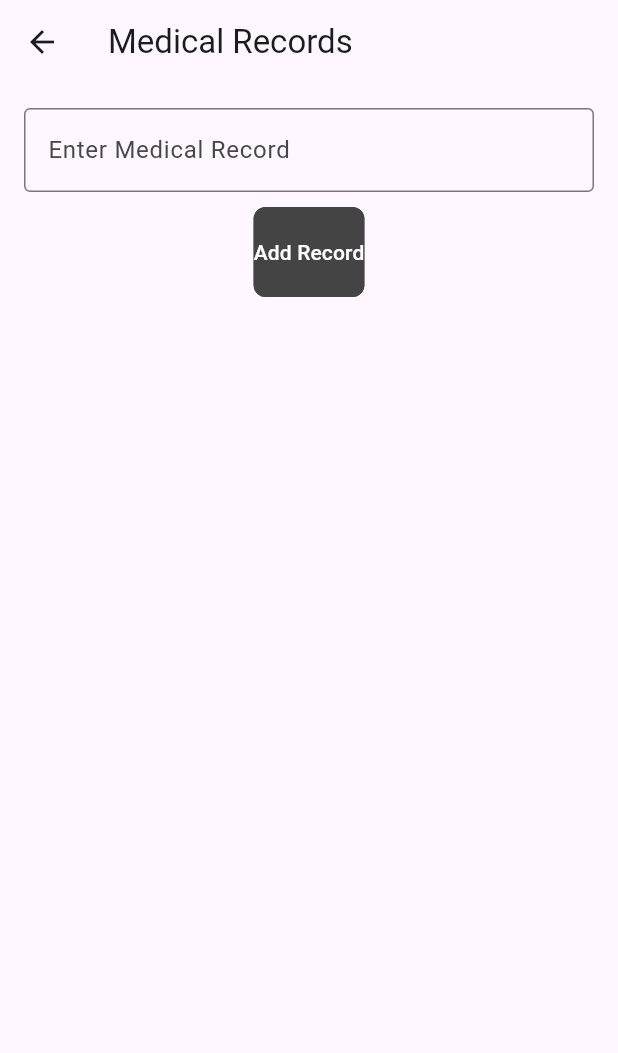
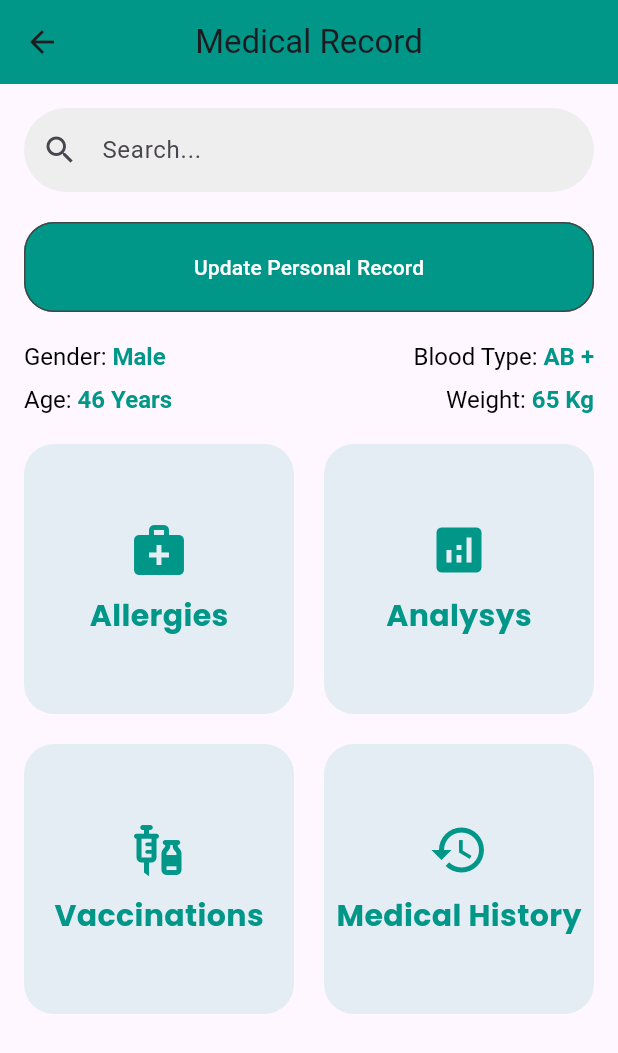
Before and after one commit to sarojbomjan/AgeWell, a Flutter app: the MedicalRecordsPage screen opened directly, on a phone screen of 412 x 824 dp. Shown: the top 1053 px of the screen. Run offline on Flutter 3.47's test engine with Material 3 defaults, Android fonts, the phone set to English and light mode, and no system bars; our stand-ins replace cloud_firestore, country_picker, firebase_auth, firebase_core, fl_chart, flutter_otp_text_field and 10 more; missing offline and left inert: heart_bpm; accounts and stored records are empty.

Commit message:
medical record page updated and other medical record pages added

```diff
--- /dev/null
+++ b/lib/pages/profile/medical_record/medical_records_page.dart
@@ -0,0 +1,178 @@
+import 'package:elderly_care/pages/profile/medical_record/medical_history_form.dart';
+import 'package:elderly_care/pages/profile/medical_record/personal_record_page.dart';
+import 'package:flutter/material.dart';
+
+class MedicalRecordsPage extends StatelessWidget {
+  const MedicalRecordsPage({super.key});
+
+  @override
+  Widget build(BuildContext context) {
+    return Scaffold(
+      appBar: AppBar(
+        backgroundColor: Colors.teal,
+        title: Text('Medical Record'),
+        centerTitle: true,
+        leading: IconButton(
+          icon: Icon(Icons.arrow_back),
+          onPressed: () {
+            Navigator.of(context).pop();
+          },
+        ),
+      ),
+      body: Padding(
+        padding: const EdgeInsets.all(16.0),
+        child: Column(
+          children: [
+            TextField(
+              decoration: InputDecoration(
+                hintText: 'Search...',
+                prefixIcon: Icon(Icons.search),
+                border: OutlineInputBorder(
+                  borderRadius: BorderRadius.circular(30),
+                  borderSide: BorderSide.none,
+                ),
+                filled: true,
+                fillColor: Colors.grey[200],
+              ),
+            ),
+            SizedBox(height: 20),
+            SizedBox(
+              width: double.infinity,
+              child: ElevatedButton(
+                onPressed: () {
+                  Navigator.push(
+                    context,
+                    MaterialPageRoute(
+                      builder: (context) => PersonalRecordPage(),
+                    ),
+                  );
+                },
+                style: ElevatedButton.styleFrom(
+                  backgroundColor: Colors.teal, // Button color
+                  shape: RoundedRectangleBorder(
+                    borderRadius: BorderRadius.circular(20),
+                  ),
+                ),
+                child: Text('Update Personal Record'),
+              ),
+            ),
+            SizedBox(height: 20),
+            Row(
+              mainAxisAlignment: MainAxisAlignment.spaceBetween,
+              children: [
+                _buildInfoText('Gender:', 'Male'),
+                _buildInfoText('Blood Type:', 'AB +'),
+              ],
+            ),
+            SizedBox(height: 10),
+            Row(
+              mainAxisAlignment: MainAxisAlignment.spaceBetween,
+              children: [
+                _buildInfoText('Age:', '46 Years'),
+                _buildInfoText('Weight:', '65 Kg'),
+              ],
+            ),
+            SizedBox(height: 20),
+            Expanded(
+              child: GridView.count(
+                crossAxisCount: 2,
+                crossAxisSpacing: 20,
+                mainAxisSpacing: 20,
+                children: [
+                  _buildMenuButton('Allergies', Icons.medical_services, context),
+                  _buildMenuButton('Analysys', Icons.analytics, context),
+                  _buildMenuButton('Vaccinations', Icons.vaccines, context),
+                  _buildMenuButton('Medical History', Icons.history, context),
+                ],
+              ),
+            ),
+          ],
+        ),
+      ),
+    );
+  }
+
+  Widget _buildInfoText(String title, String info) {
+    return RichText(
+      text: TextSpan(
+        text: '$title ',
+        style: TextStyle(color: Colors.black, fontSize: 16),
+        children: <TextSpan>[
+          TextSpan(
+            text: info,
+            style: TextStyle(
+              color: Colors.teal,
+              fontWeight: FontWeight.bold,
+            ),
+          ),
+        ],
+      ),
+    );
+  }
+
+  Widget _buildMenuButton(String title, IconData icon, BuildContext context) {
+    return Container(
+      decoration: BoxDecoration(
+        color: Colors.teal.withOpacity(0.1),
+        borderRadius: BorderRadius.circular(20),
+      ),
+      child: InkWell(
+        onTap: () {
+          switch (title) {
+            case 'Allergies':
+              // Navigator.push(
+              //   context,
+              //   MaterialPageRoute(
+              //     builder: (context) => AllergiesPage(),
+              //   ),
+              // );
+              break;
+            case 'Analysys':
+              // Navigator.push(
+              //   context,
+              //   MaterialPageRoute(
+              //     builder: (context) => AnalysysPage(),
+              //   ),
+              // );
+              break;
+            case 'Vaccinations':
+              // Navigator.push(
+              //   context,
+              //   MaterialPageRoute(
+              //     builder: (context) => VaccinationsPage(),
+              //   ),
+              // );
+              break;
+            case 'Medical History':
+              Navigator.push(
+                context,
+                MaterialPageRoute(
+                  builder: (context) => MedicalHistoryForm(),
+                ),
+              );
+              break;
+          }
+        },
+        borderRadius: BorderRadius.circular(20),
+        child: Column(
+          mainAxisAlignment: MainAxisAlignment.center,
+          children: [
+            Icon(
+              icon,
+              color: Colors.teal,
+              size: 40,
+            ),
+            SizedBox(height: 10),
+            Text(
+              title,
+              style: TextStyle(
+                color: Colors.teal,
+                fontWeight: FontWeight.bold,
+              ),
+            ),
+          ],
+        ),
+      ),
+    );
+  }
+}
--- a/lib/pages/profile/medical_records_page.dart
+++ /dev/null
@@ -1,56 +0,0 @@
-import 'package:flutter/material.dart';
-
-class MedicalRecordsPage extends StatefulWidget {
-  const MedicalRecordsPage({super.key});
-
-  @override
-  _MedicalRecordsPageState createState() => _MedicalRecordsPageState();
-}
-
-class _MedicalRecordsPageState extends State<MedicalRecordsPage> {
-  List<String> _medicalRecords = [];
-  TextEditingController _recordController = TextEditingController();
-
-  void _addRecord() {
-    setState(() {
-      if (_recordController.text.isNotEmpty){
-        _medicalRecords.add(_recordController.text);
-        _recordController.clear();
-      }
-    });
-  }
-
-  @override
-  Widget build(BuildContext context) {
-    return Scaffold(
-      appBar: AppBar(
-        title: Text("Medical Records"),
-      ),
-      body: Padding(padding: EdgeInsets.all(16.0),
-      child: Column(
-        children: <Widget>[
-          TextField(
-            controller: _recordController,
-            decoration: InputDecoration(
-              labelText: 'Enter Medical Record',
-              border: OutlineInputBorder(),
-            ),
-          ),
-          SizedBox(height: 10,),
-          ElevatedButton(
-            onPressed: _addRecord,
-            child: Text('Add Record'),
-          ),
-          Expanded(
-              child: ListView.builder(
-                itemCount: _medicalRecords.length,
-                itemBuilder: (context, index) {
-                  return ListTile(
-                    title: Text(_medicalRecords[index]),
-                  );
-                })
-          ),],
-      ),),
-    );
-  }
-}
--- a/lib/pages/profile/profile_page.dart
+++ b/lib/pages/profile/profile_page.dart
@@ -9,7 +9,7 @@ import 'package:elderly_care/pages/profile/update_profile.dart';
 import 'package:elderly_care/pages/Payment/esewa_payment_page.dart';
 import 'package:elderly_care/pages/qrcodes/generate_qr_code.dart';
 import '../../authentication/user_authentication.dart';
-import 'medical_records_page.dart';
+import 'medical_record/medical_records_page.dart';
 
 class ProfilePage extends StatelessWidget {
   const ProfilePage({Key? key}) : super(key: key);
```
Also changed, not shown: lib/pages/profile/medical_record/medical_history_form.dart (added, +189 -0 lines), lib/pages/profile/medical_record/personal_record_page.dart (added, +181 -0 lines), lib/images/agewell_logo.png (added).
